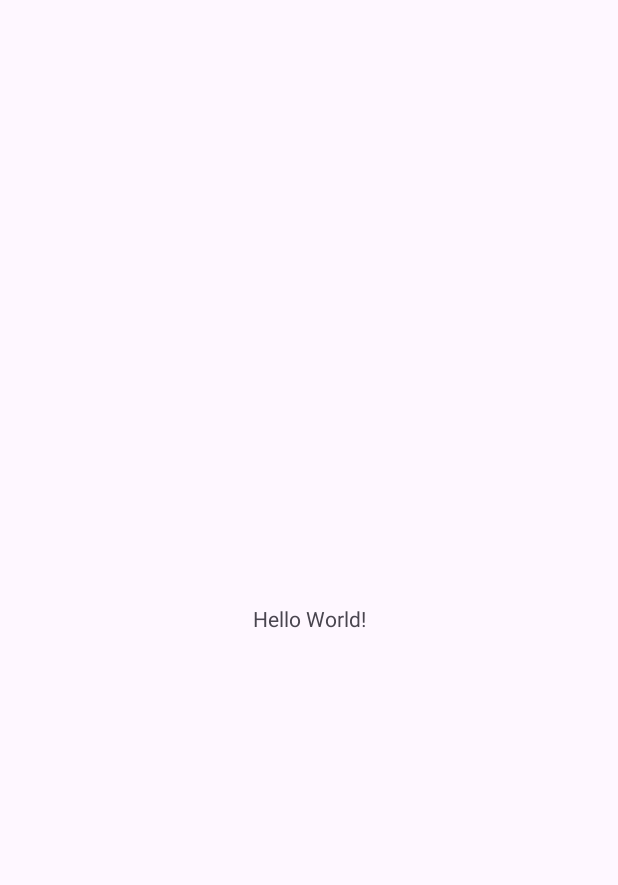
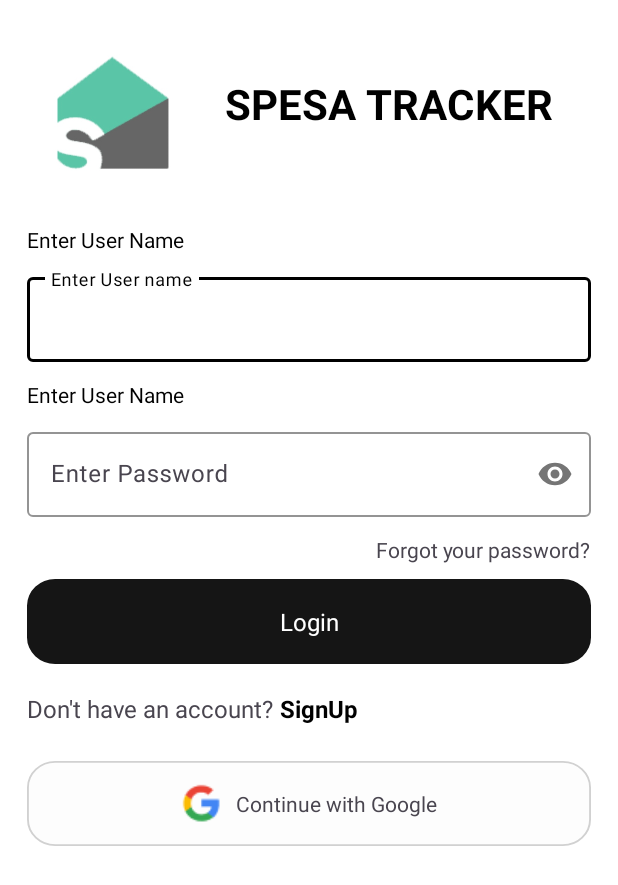
Before and after one commit to syamdev64/Spesa-Tracker, an Android app: the screen it shows after launch (MainActivity before the commit, LoginActivity after it), on a phone screen of 412 x 824 dp. Before the commit the part shown is almost empty. Shown: the top 885 px of the screen. Run offline under Robolectric (Android 15) with nearby library versions, the phone set to English and light mode, and no system bars.

Commit message:
login screen xml

```diff
--- a/app/build.gradle.kts
+++ b/app/build.gradle.kts
@@ -13,7 +13,6 @@ android {
         targetSdk = 36
         versionCode = 1
         versionName = "1.0"
-
         testInstrumentationRunner = "androidx.test.runner.AndroidJUnitRunner"
     }
 
@@ -33,6 +32,7 @@ android {
     kotlinOptions {
         jvmTarget = "11"
     }
+
 }
 
 dependencies {
--- a/app/src/main/AndroidManifest.xml
+++ b/app/src/main/AndroidManifest.xml
@@ -12,7 +12,7 @@
         android:supportsRtl="true"
         android:theme="@style/Theme.SpesaTracker">
         <activity
-            android:name=".MainActivity"
+            android:name=".login.LoginActivity"
             android:exported="true">
             <intent-filter>
                 <action android:name="android.intent.action.MAIN" />
--- /dev/null
+++ b/app/src/main/java/com/example/spesatracker/login/LoginActivity.kt
@@ -0,0 +1,16 @@
+package com.example.spesatracker.login
+
+import android.os.Bundle
+import androidx.activity.enableEdgeToEdge
+import androidx.appcompat.app.AppCompatActivity
+import com.example.spesatracker.R
+
+class LoginActivity : AppCompatActivity() {
+    override fun onCreate(savedInstanceState: Bundle?) {
+        super.onCreate(savedInstanceState)
+        enableEdgeToEdge()
+        setContentView(R.layout.activity_login)
+
+    }
+
+}
--- /dev/null
+++ b/app/src/main/res/drawable/black_btn.xml
@@ -0,0 +1,9 @@
+<vector xmlns:android="http://schemas.android.com/apk/res/android"
+    android:width="352dp"
+    android:height="57dp"
+    android:viewportWidth="352"
+    android:viewportHeight="57">
+  <path
+      android:pathData="M17.6,0L334.4,0A17.6,17.6 0,0 1,352 17.6L352,38.72A17.6,17.6 0,0 1,334.4 56.32L17.6,56.32A17.6,17.6 0,0 1,0 38.72L0,17.6A17.6,17.6 0,0 1,17.6 0z"
+      android:fillColor="#151515"/>
+</vector>
--- /dev/null
+++ b/app/src/main/res/drawable/btn_green.xml
@@ -0,0 +1,5 @@
+<?xml version="1.0" encoding="utf-8"?>
+<shape xmlns:android="http://schemas.android.com/apk/res/android" android:shape="rectangle">
+    <solid android:color="@color/background_green"/>
+
+</shape>
--- /dev/null
+++ b/app/src/main/res/drawable/textbox_outline.xml
@@ -0,0 +1,11 @@
+<vector xmlns:android="http://schemas.android.com/apk/res/android"
+    android:width="352dp"
+    android:height="57dp"
+    android:viewportWidth="352"
+    android:viewportHeight="57">
+  <path
+      android:pathData="M17.6,0.59L334.4,0.59A17.01,17.01 0,0 1,351.41 17.6L351.41,38.72A17.01,17.01 0,0 1,334.4 55.74L17.6,55.74A17.01,17.01 0,0 1,0.59 38.72L0.59,17.6A17.01,17.01 0,0 1,17.6 0.59z"
+      android:strokeWidth="1.17338"
+      android:fillColor="#FDFDFD"
+      android:strokeColor="#D1D1D1"/>
+</vector>
--- /dev/null
+++ b/app/src/main/res/layout/activity_login.xml
@@ -0,0 +1,161 @@
+<?xml version="1.0" encoding="utf-8"?>
+
+
+<LinearLayout xmlns:android="http://schemas.android.com/apk/res/android"
+    android:layout_width="match_parent"
+    android:layout_height="match_parent"
+    xmlns:app="http://schemas.android.com/apk/res-auto"
+    android:background="@color/white"
+    android:orientation="vertical">
+
+    <LinearLayout
+        android:layout_width="match_parent"
+        android:layout_height="wrap_content"
+        android:orientation="horizontal">
+
+        <ImageView
+            android:id="@+id/loginlogo"
+            android:layout_width="@dimen/dp_150"
+            android:layout_height="@dimen/dp_150"
+            android:src="@drawable/split_logo" />
+
+        <TextView
+            android:id="@+id/tvSplit"
+            android:layout_width="wrap_content"
+            android:layout_height="wrap_content"
+            android:layout_marginTop="@dimen/dp_50"
+            android:text="@string/appname"
+            android:textColor="@android:color/black"
+            android:textSize="@dimen/sp_28"
+            android:textStyle="bold" />
+    </LinearLayout>
+
+    <LinearLayout
+        android:layout_width="match_parent"
+        android:layout_height="wrap_content"
+        android:layout_marginHorizontal="18dp"
+        android:orientation="vertical">
+
+        <TextView
+            android:layout_width="wrap_content"
+            android:layout_height="wrap_content"
+            android:layout_marginBottom="10dp"
+            android:text="Enter User Name"
+            android:textColor="@android:color/black"
+            android:textSize="14sp" />
+
+        <com.google.android.material.textfield.TextInputLayout
+            android:id="@+id/email_layout"
+            style="@style/Widget.Material3.TextInputLayout.OutlinedBox"
+            android:layout_width="match_parent"
+            app:hintTextColor="@color/black"
+            app:boxStrokeColor="@color/black"
+            android:layout_height="wrap_content"
+            android:hint="Enter User name">
+
+            <com.google.android.material.textfield.TextInputEditText
+                android:id="@+id/email"
+                android:layout_width="match_parent"
+                android:layout_height="wrap_content"
+                android:inputType="textEmailAddress" />
+
+        </com.google.android.material.textfield.TextInputLayout>
+
+        <TextView
+            android:layout_width="wrap_content"
+            android:layout_height="wrap_content"
+            android:layout_marginTop="12dp"
+            android:text="Enter User Name"
+            android:textColor="@android:color/black"
+            android:textSize="14sp" />
+
+        <com.google.android.material.textfield.TextInputLayout
+            android:id="@+id/password_layout"
+            style="@style/Widget.Material3.TextInputLayout.OutlinedBox"
+            android:layout_width="match_parent"
+            android:layout_height="wrap_content"
+            android:layout_marginTop="10dp"
+            app:hintTextColor="@color/black"
+            app:boxStrokeColor="@color/black"
+            app:passwordToggleEnabled="true"
+            android:hint="Enter Password">
+
+            <com.google.android.material.textfield.TextInputEditText
+                android:id="@+id/password"
+                android:layout_width="match_parent"
+
+                android:layout_height="wrap_content"
+                android:inputType="textPassword" />
+
+        </com.google.android.material.textfield.TextInputLayout>
+
+
+        <TextView
+            android:id="@+id/forgotpassword"
+            android:layout_width="wrap_content"
+            android:layout_height="wrap_content"
+            android:layout_gravity="end"
+            android:layout_marginTop="12dp"
+            android:text="@string/Forgot_password" />
+
+        <TextView
+            android:id="@+id/loginbtn"
+            android:layout_width="match_parent"
+            android:layout_height="wrap_content"
+            android:layout_marginTop="10dp"
+            android:background="@drawable/black_btn"
+            android:gravity="center"
+            android:text="Login"
+            android:textColor="@color/white"
+            android:textSize="16sp" />
+
+        <LinearLayout
+            android:layout_width="wrap_content"
+            android:layout_height="wrap_content"
+            android:layout_marginTop="18dp"
+            android:orientation="horizontal">
+
+            <TextView
+                android:layout_width="wrap_content"
+                android:layout_height="wrap_content"
+                android:text="Don't have an account? "
+                android:textSize="16sp" />
+
+            <TextView
+                android:id="@+id/signup_button"
+                android:layout_width="wrap_content"
+                android:layout_height="wrap_content"
+                android:text="SignUp"
+                android:textColor="@android:color/black"
+                android:textSize="16sp"
+                android:textStyle="bold" />
+
+        </LinearLayout>
+
+
+        <LinearLayout
+            android:layout_width="match_parent"
+            android:layout_height="wrap_content"
+            android:layout_marginTop="24dp"
+            android:background="@drawable/textbox_outline"
+            android:gravity="center"
+            android:orientation="horizontal">
+
+            <TextView
+                android:layout_width="wrap_content"
+                android:layout_height="wrap_content"
+                android:background="@drawable/google_icon" />
+
+            <TextView
+                android:layout_width="wrap_content"
+                android:layout_height="wrap_content"
+                android:layout_marginStart="8dp"
+                android:text="Continue with Google" />
+
+        </LinearLayout>
+
+
+    </LinearLayout>
+
+
+</LinearLayout>
```
Also changed, not shown: app/src/main/res/values/colors.xml (+10 -0 lines), app/src/main/res/values/dimen.xml (added, +83 -0 lines), app/src/main/res/values/strings.xml (+34 -1 lines), app/src/main/res/drawable/google_icon.png (added), app/src/main/res/drawable/split_logo.jpg (added).
